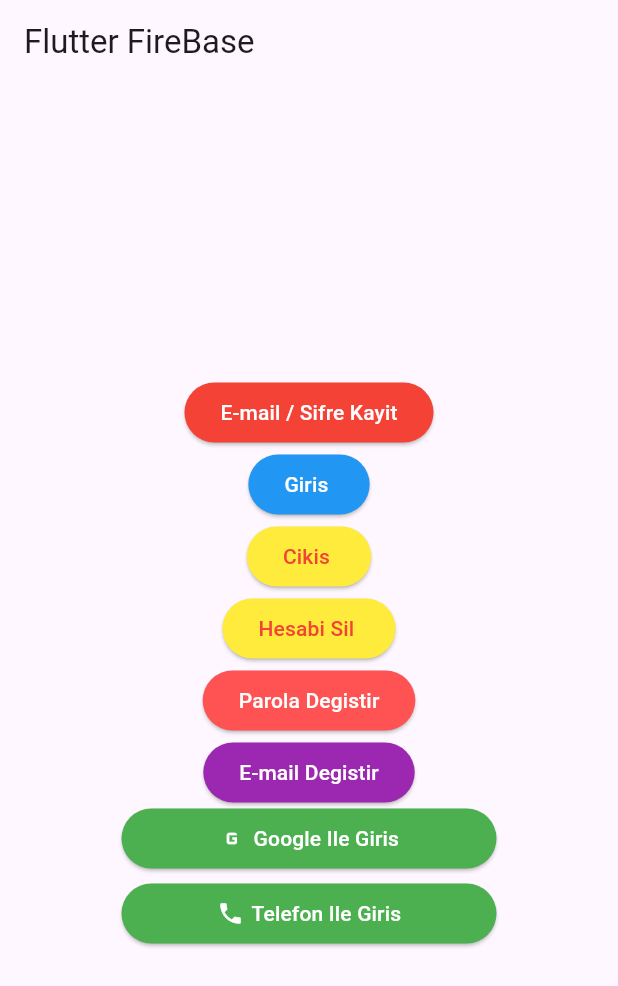
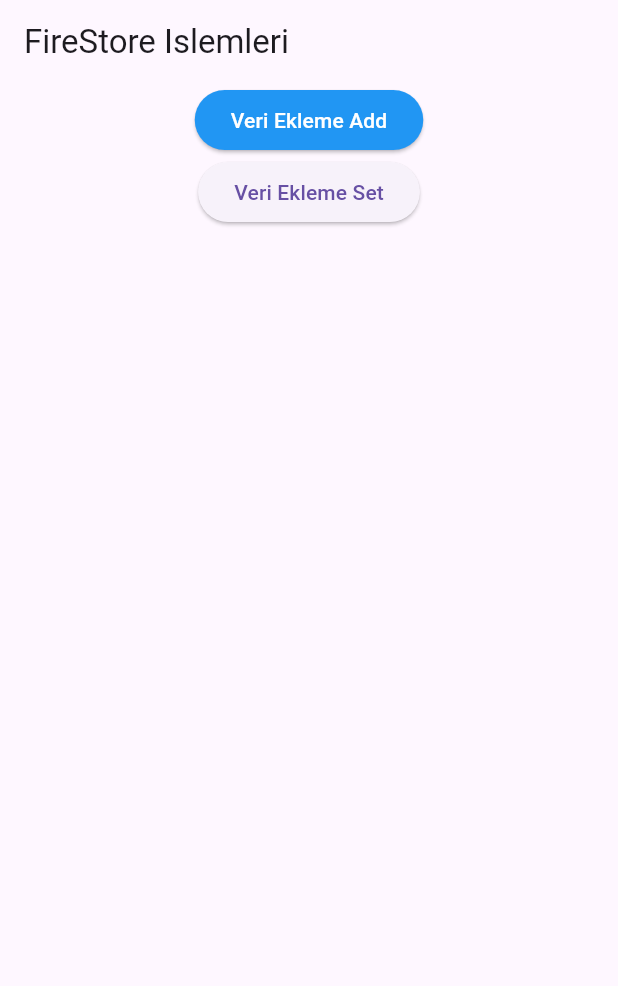
Before and after one commit to tahaturan/flutter_firebase, a Flutter app: the screen it shows after launch, on a phone screen of 412 x 824 dp. Shown: the top 986 px of the screen. Run offline on Flutter 3.47's test engine with Material 2 defaults, Android fonts, the phone set to English and light mode, and no system bars; our stand-ins replace cloud_firestore, firebase_auth, firebase_core, google_sign_in; accounts and stored records are empty.

Commit message:
firestore veri ekleme(add) & veri ekleme(set)

```diff
--- a/lib/main.dart
+++ b/lib/main.dart
@@ -1,5 +1,6 @@
 import 'package:firebase_core/firebase_core.dart';
 import 'package:flutter/material.dart';
+import 'package:flutter_firebase/pages/firestore_islemleri.dart';
 import 'package:flutter_firebase/pages/homepage.dart';
 
 import 'firebase_options.dart';
@@ -24,7 +25,7 @@ class MyApp extends StatelessWidget {
         useMaterial3: true,
         primarySwatch: Colors.blue,
       ),
-      home: const HomePage(),
+      home: const FireStoreIslemleri(),
     );
   }
 }
--- /dev/null
+++ b/lib/pages/firestore_islemleri.dart
@@ -0,0 +1,29 @@
+import 'package:flutter/material.dart';
+import 'package:flutter_firebase/widgets/veri_ekle_add_btn.dart';
+import 'package:flutter_firebase/widgets/veri_ekleme_set_btn.dart';
+
+class FireStoreIslemleri extends StatefulWidget {
+  const FireStoreIslemleri({Key? key}) : super(key: key);
+
+  @override
+  State<FireStoreIslemleri> createState() => _FireStoreIslemleriState();
+}
+
+class _FireStoreIslemleriState extends State<FireStoreIslemleri> {
+  @override
+  Widget build(BuildContext context) {
+    return Scaffold(
+      appBar: AppBar(
+        title: const Text('FireStore Islemleri'),
+      ),
+      body: Center(
+        child: Column(
+          children: const [
+            VeriEkleBtn(),
+            VeriEklemeSetBtn(),
+          ],
+        ),
+      ),
+    );
+  }
+}
--- /dev/null
+++ b/lib/widgets/veri_ekle_add_btn.dart
@@ -0,0 +1,43 @@
+import 'package:cloud_firestore/cloud_firestore.dart';
+import 'package:flutter/material.dart';
+
+class VeriEkleBtn extends StatefulWidget {
+  const VeriEkleBtn({Key? key}) : super(key: key);
+
+  @override
+  State<VeriEkleBtn> createState() => _VeriEkleBtnState();
+}
+
+class _VeriEkleBtnState extends State<VeriEkleBtn> {
+  FirebaseFirestore firestore = FirebaseFirestore.instance;
+  @override
+  Widget build(BuildContext context) {
+    return ElevatedButton(
+      style: ElevatedButton.styleFrom(
+        backgroundColor: Colors.blue,
+      ),
+      onPressed: () {
+        veriEklemeAdd();
+      },
+      child: const Text(
+        "Veri Ekleme Add",
+        style: TextStyle(color: Colors.white),
+      ),
+    );
+  }
+
+  void veriEklemeAdd() async {
+    Map<String, dynamic> eklenecekUser = {};
+    eklenecekUser["isim"] = "Taha";
+    eklenecekUser["yas"] = 25;
+    eklenecekUser["ogrenciMi"] = true;
+    eklenecekUser["adres"] = {"il": "Aydin", "ilce": "Soke"};
+    eklenecekUser["renkler"] =
+        FieldValue.arrayUnion(["mavi", "sari", "kirmizi"]);
+    eklenecekUser["createdAt"] = FieldValue.serverTimestamp();
+
+    await firestore.collection("users").add(eklenecekUser);
+
+    //*Eger ben Id vermiceksem add metodunu kullaniyorum yani burda yeni bir colleksiyon olusuturuyor
+  }
+}
--- /dev/null
+++ b/lib/widgets/veri_ekleme_set_btn.dart
@@ -0,0 +1,49 @@
+import 'package:cloud_firestore/cloud_firestore.dart';
+import 'package:flutter/material.dart';
+
+class VeriEklemeSetBtn extends StatefulWidget {
+  const VeriEklemeSetBtn({Key? key}) : super(key: key);
+
+  @override
+  State<VeriEklemeSetBtn> createState() => _VeriEklemeSetBtnState();
+}
+
+class _VeriEklemeSetBtnState extends State<VeriEklemeSetBtn> {
+  FirebaseFirestore firestore = FirebaseFirestore.instance;
+  @override
+  Widget build(BuildContext context) {
+    return ElevatedButton(
+      onPressed: () {
+        veriEkle();
+      },
+      child: const Text(
+        "Veri Ekleme Set",
+      ),
+    );
+  }
+
+  void veriEkle() async {
+    await firestore
+        .doc("users/wZiw9AamuoCTFDEwa2nt")
+        .set({"okul": "Pamukkale Universitesi"}, SetOptions(merge: true));
+
+    //*Eger ben var olan bir verinin ustune yeni bisiler eklemek istersem set metodunu kullnanmam lazim
+    //*hangi verinin ustune ekleme yapcaksam onuda doc icinde yolunu id sini belirterek yaziyoruz
+    //! SetOptions(merge: true) ifadesi onemli burda benim var olan verilerim bozulmasin sadece ustune ekleme yapmak istiyorum diyoruz
+    //! eger SetOptions(merge: true) sekilnde yazmazsak varolan verilerimiz silip sadece burda ekledigimiz veri olacaktir
+
+    //*Biz Olusturulan User Id sinide verilerimiz arasinda tutmak istersek eger
+
+    var yeniDocId = firestore.collection("users").doc().id;
+    //*ilk olarak bu sekilde olustulcak olan dokuman id mizi alabiliriz
+
+    await firestore.doc("users/$yeniDocId").set({
+      //*user colleksiyonumuzun altina yenidokuman olsutur dedik ve id si yeniDocId burda bize gelen deger olsun dedik
+      "kullaniciId": yeniDocId,
+      //*sonrasinda da bunu verilerimiz icin de ekledik
+      "isim": "taha",
+      "soyisim": "turan",
+      "yas": 25
+    });
+  }
+}
--- a/pubspec.yaml
+++ b/pubspec.yaml
@@ -39,6 +39,7 @@ dependencies:
   firebase_core: ^1.22.0
   firebase_auth: ^3.9.0
   google_sign_in: ^5.4.1
+  cloud_firestore: ^3.4.9
 
 dev_dependencies:
   flutter_test:
```
Also changed, not shown: pubspec.lock, 1 other file.
